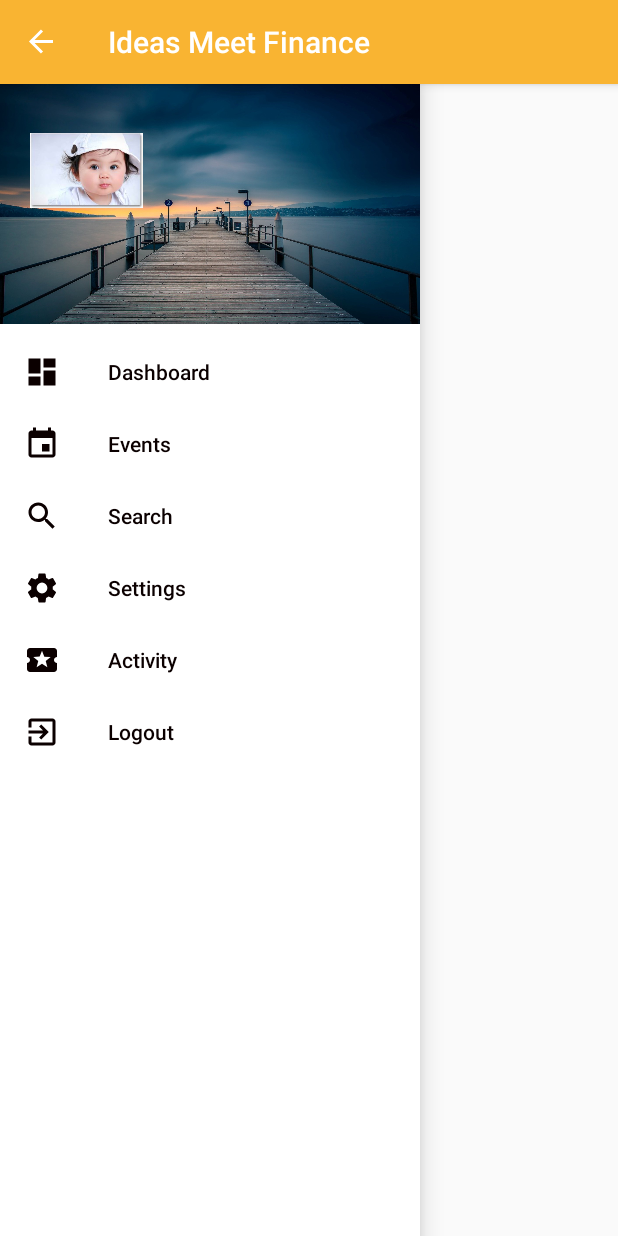
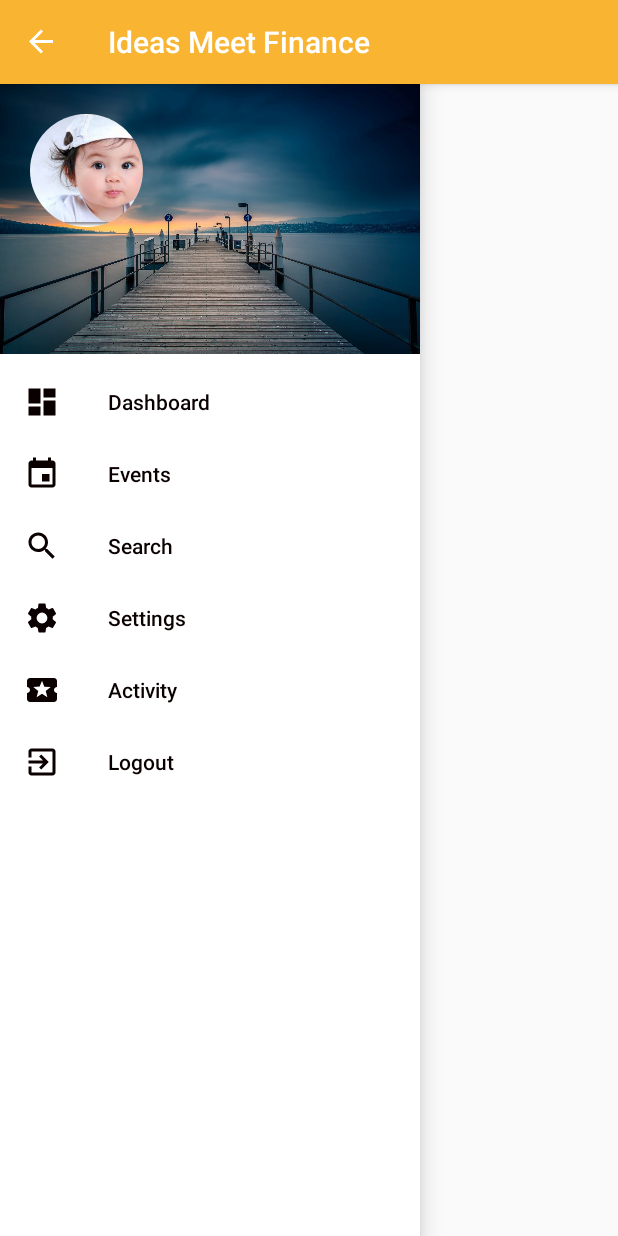
Before and after one commit to hardik-dudhrejia19/Ideas-meet-Finance, an Android app: the screen it shows after launch (MainActivity), with the side drawer open, on a phone screen of 412 x 824 dp. Run offline under Robolectric (Android 15) with nearby library versions, the phone set to English and light mode, and no system bars; our stand-ins replace CircleImageView, Firebase (no records; nobody signed in at launch, a user with empty details on screens opened directly); libraries missing offline, so code that uses them is left out: com.firebase.ui; 2 statements that could not run were skipped.

Commit message:
Added round image view

```diff
--- a/app/build.gradle
+++ b/app/build.gradle
@@ -38,5 +38,7 @@ dependencies {
     androidTestImplementation 'androidx.test:runner:1.1.1'
     androidTestImplementation 'androidx.test.espresso:espresso-core:3.1.1'
     implementation 'com.google.android.gms:play-services-auth:17.0.0'
+    implementation 'de.hdodenhof:circleimageview:3.1.0'
+
 
 }
--- a/app/src/main/res/layout/header.xml
+++ b/app/src/main/res/layout/header.xml
@@ -3,15 +3,15 @@
     android:id="@+id/head"
     android:orientation="vertical"
     android:layout_width="match_parent"
-    android:layout_height="160dp"
+    android:layout_height="180dp"
     android:background="@drawable/backg"
     android:padding="20dp">
-    <ImageView
-        android:src="@drawable/baby"
+    <de.hdodenhof.circleimageview.CircleImageView
+        xmlns:app="http://schemas.android.com/apk/res-auto"
+        android:id="@+id/profilePicture"
         android:layout_width="75dp"
-        android:layout_height="75dp">
-    </ImageView>
-
+        android:layout_height="75dp"
+        android:src="@drawable/baby" />
     <TextView
         android:id="@+id/userName"
         android:layout_width="wrap_content"
@@ -25,7 +25,8 @@
         android:id="@+id/userEmail"
         android:layout_width="wrap_content"
         android:layout_height="wrap_content"
-        android:textColor="@color/colorWhite">
+        android:textColor="@color/colorWhite"
+        android:layout_margin="5dp">
     </TextView>
 
 
```
